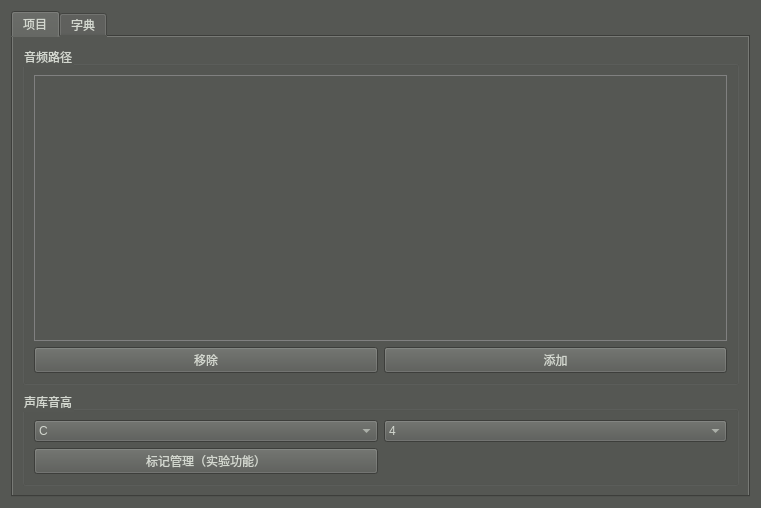
The window that DVMT/prset.ui (FangCunWuChang/DeepVocal-Mark-Tool) describes before a commit, drawn with Qt 5.
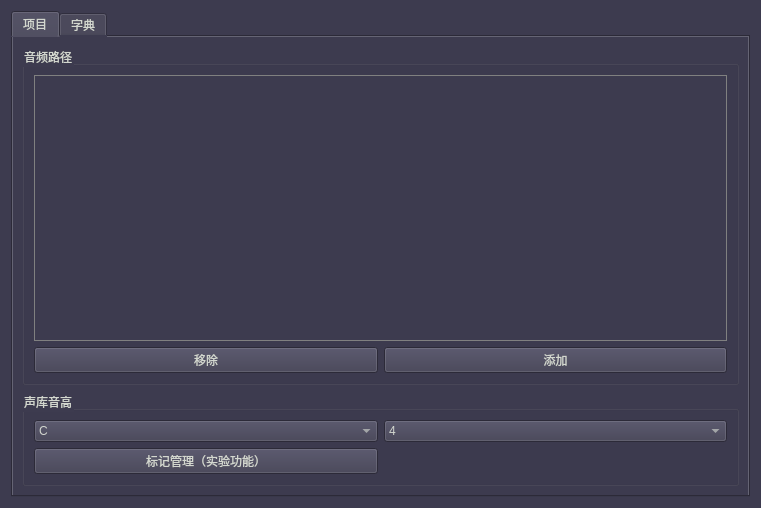
The same window after the commit. Icons and pictures are not drawn.

```diff
--- a/DVMT/prset.ui
+++ b/DVMT/prset.ui
@@ -20,7 +20,7 @@
   <property name="styleSheet">
    <string notr="true">
 QWidget{
-background-color: rgb(85, 87, 83);
+background-color: rgb(61,59,79);
 
 color: rgb(211, 215, 207);
 }
@@ -36,7 +36,7 @@
    <item row="0" column="0">
     <widget class="QTabWidget" name="tabWidget">
      <property name="styleSheet">
-      <string notr="true">background-color: rgb(85, 87, 83);
+      <string notr="true">background-color: rgb(61,59,79);
 color: rgb(211, 215, 207);</string>
      </property>
      <property name="currentIndex">
@@ -68,7 +68,7 @@
             <property name="styleSheet">
              <string notr="true">
 QListWidget{
-background-color: rgb(85, 87, 83);
+background-color: rgb(61,59,79);
 color: rgb(211, 215, 207);
 border:1px solid grey;
 }
@@ -88,20 +88,20 @@
     QScrollBar::handle:vertical {
         border: 	1px solid grey;
         border-radius: 7px;
-        background-color: rgb(85, 87, 83);
+        background-color: rgb(61,59,79);
         min-height: 60px;
         margin: 0px 0px 0px 0px;
     }
     QScrollBar::add-line:vertical {
         border: none;
-        background: rgb(85, 87, 83);
+        background: rgb(61,59,79);
         height: 0px;
         subcontrol-position: bottom;
         subcontrol-origin: margin;
     }
     QScrollBar::sub-line:vertical {
         border: none;
-background: rgb(85, 87, 83);
+background: rgb(61,59,79);
         height: 0px;
         subcontrol-position: top;
         subcontrol-origin: margin;
@@ -127,14 +127,14 @@
     }
     QScrollBar::add-line:vertical:disabled{
         border: none;
-        background: rgb(85, 87, 83);
+        background: rgb(61,59,79);
         height: 0px;
         subcontrol-position: bottom;
         subcontrol-origin: margin;
     }
     QScrollBar::sub-line:vertical:disabled{
         border: none;
-background: rgb(85, 87, 83);
+background: rgb(61,59,79);
         height: 0px;
         subcontrol-position: top;
         subcontrol-origin: margin;
```
Left out of the diff: 14 changed lines with no effect on the pictures.
